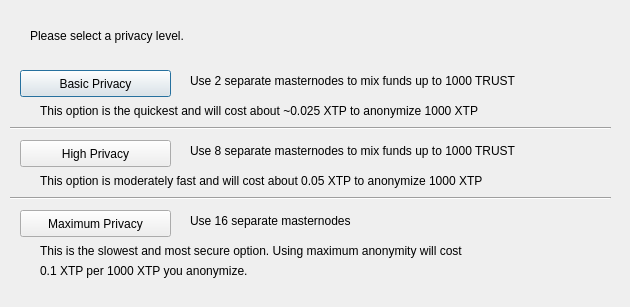
Above: src/qt/forms/darksendconfig.ui from TrustPlus/TRUSTplusV2 before the change. Below: the same form after it.
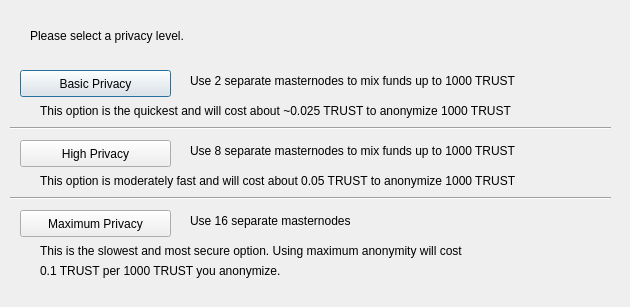
That is the form after the change.

Patch:
```diff
--- a/src/qt/forms/darksendconfig.ui
+++ b/src/qt/forms/darksendconfig.ui
@@ -114,7 +114,7 @@
     </rect>
    </property>
    <property name="text">
-    <string>This option is the quickest and will cost about ~0.025 XTP to anonymize 1000 XTP</string>
+    <string>This option is the quickest and will cost about ~0.025 TRUST to anonymize 1000 TRUST</string>
    </property>
   </widget>
   <widget class="QLabel" name="label_7">
@@ -127,7 +127,7 @@
     </rect>
    </property>
    <property name="text">
-    <string>This option is moderately fast and will cost about 0.05 XTP to anonymize 1000 XTP</string>
+    <string>This option is moderately fast and will cost about 0.05 TRUST to anonymize 1000 TRUST</string>
    </property>
   </widget>
   <widget class="QLabel" name="label_8">
@@ -153,7 +153,7 @@
     </rect>
    </property>
    <property name="text">
-    <string>0.1 XTP per 1000 XTP you anonymize.</string>
+    <string>0.1 TRUST per 1000 TRUST you anonymize.</string>
    </property>
   </widget>
   <widget class="Line" name="line">
```
